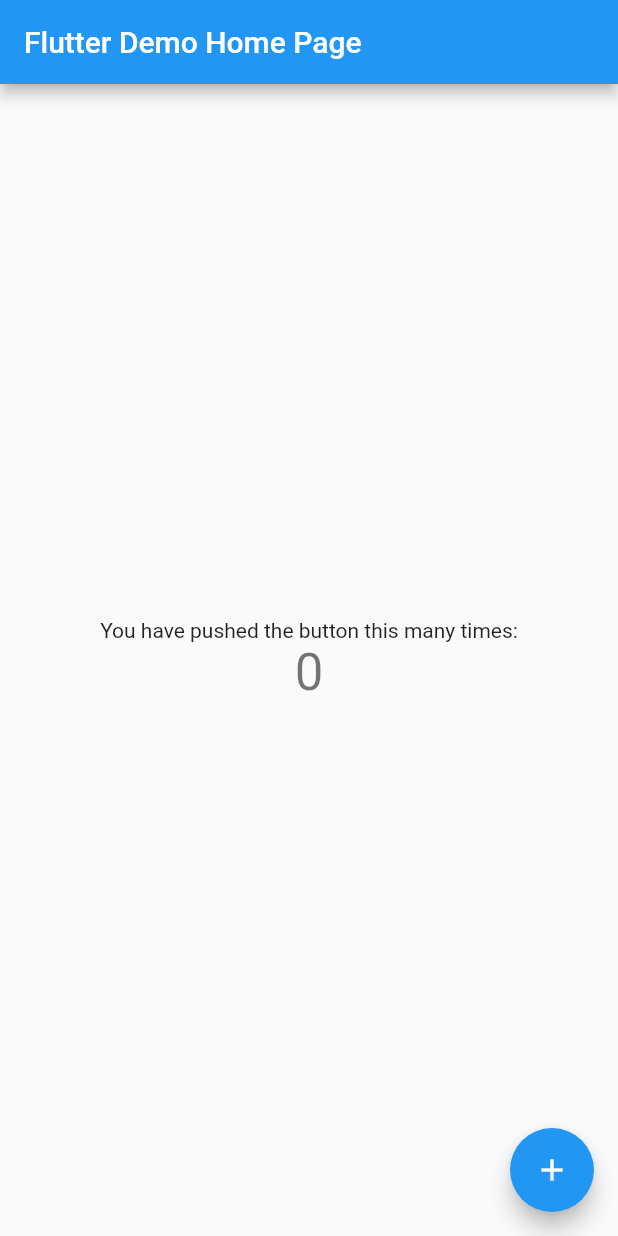
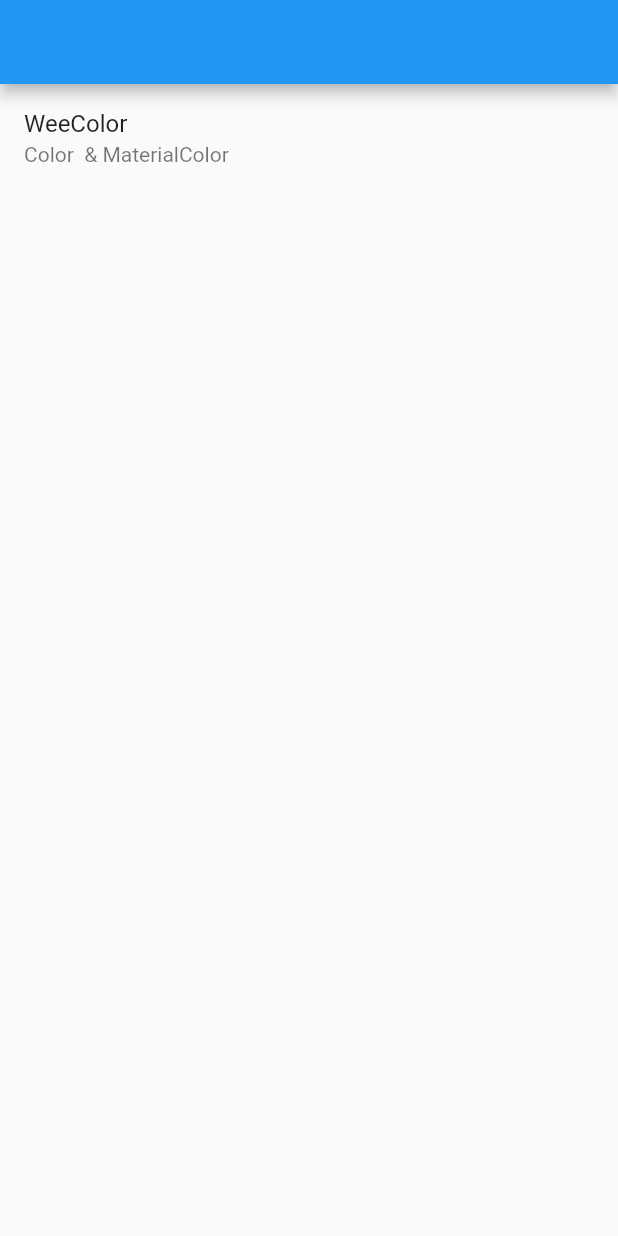
Before and after one commit to hengkysteen/wee_kit, a Flutter app: the screen it shows after launch, on a phone screen of 412 x 824 dp. Run offline on Flutter 3.47's test engine with Material 2 defaults, Android fonts, the phone set to English and light mode, and no system bars.

Commit message:
WeeColor example

```diff
--- a/example/lib/main.dart
+++ b/example/lib/main.dart
@@ -1,4 +1,6 @@
 import 'package:flutter/material.dart';
+
+import 'pages/home.dart';
 
 void main() {
   runApp(const MyApp());
@@ -7,109 +9,14 @@
 class MyApp extends StatelessWidget {
   const MyApp({Key? key}) : super(key: key);
 
-  // This widget is the root of your application.
   @override
   Widget build(BuildContext context) {
     return MaterialApp(
       title: 'Flutter Demo',
       theme: ThemeData(
-        // This is the theme of your application.
-        //
-        // Try running your application with "flutter run". You'll see the
-        // application has a blue toolbar. Then, without quitting the app, try
-        // changing the primarySwatch below to Colors.green and then invoke
-        // "hot reload" (press "r" in the console where you ran "flutter run",
-        // or simply save your changes to "hot reload" in a Flutter IDE).
-        // Notice that the counter didn't reset back to zero; the application
-        // is not restarted.
         primarySwatch: Colors.blue,
       ),
-      home: const MyHomePage(title: 'Flutter Demo Home Page'),
+      home: const HomePage(),
     );
   }
 }
-
-class MyHomePage extends StatefulWidget {
-  const MyHomePage({Key? key, required this.title}) : super(key: key);
-
-  // This widget is the home page of your application. It is stateful, meaning
-  // that it has a State object (defined below) that contains fields that affect
-  // how it looks.
-
-  // This class is the configuration for the state. It holds the values (in this
-  // case the title) provided by the parent (in this case the App widget) and
-  // used by the build method of the State. Fields in a Widget subclass are
-  // always marked "final".
-
-  final String title;
-
-  @override
-  State<MyHomePage> createState() => _MyHomePageState();
-}
-
-class _MyHomePageState extends State<MyHomePage> {
-  int _counter = 0;
-
-  void _incrementCounter() {
-    setState(() {
-      // This call to setState tells the Flutter framework that something has
-      // changed in this State, which causes it to rerun the build method below
-      // so that the display can reflect the updated values. If we changed
-      // _counter without calling setState(), then the build method would not be
-      // called again, and so nothing would appear to happen.
-      _counter++;
-    });
-  }
-
-  @override
-  Widget build(BuildContext context) {
-    // This method is rerun every time setState is called, for instance as done
-    // by the _incrementCounter method above.
-    //
-    // The Flutter framework has been optimized to make rerunning build methods
-    // fast, so that you can just rebuild anything that needs updating rather
-    // than having to individually change instances of widgets.
-    return Scaffold(
-      appBar: AppBar(
-        // Here we take the value from the MyHomePage object that was created by
-        // the App.build method, and use it to set our appbar title.
-        title: Text(widget.title),
-      ),
-      body: Center(
-        // Center is a layout widget. It takes a single child and positions it
-        // in the middle of the parent.
-        child: Column(
-          // Column is also a layout widget. It takes a list of children and
-          // arranges them vertically. By default, it sizes itself to fit its
-          // children horizontally, and tries to be as tall as its parent.
-          //
-          // Invoke "debug painting" (press "p" in the console, choose the
-          // "Toggle Debug Paint" action from the Flutter Inspector in Android
-          // Studio, or the "Toggle Debug Paint" command in Visual Studio Code)
-          // to see the wireframe for each widget.
-          //
-          // Column has various properties to control how it sizes itself and
-          // how it positions its children. Here we use mainAxisAlignment to
-          // center the children vertically; the main axis here is the vertical
-          // axis because Columns are vertical (the cross axis would be
-          // horizontal).
-          mainAxisAlignment: MainAxisAlignment.center,
-          children: <Widget>[
-            const Text(
-              'You have pushed the button this many times:',
-            ),
-            Text(
-              '$_counter',
-              style: Theme.of(context).textTheme.headline4,
-            ),
-          ],
-        ),
-      ),
-      floatingActionButton: FloatingActionButton(
-        onPressed: _incrementCounter,
-        tooltip: 'Increment',
-        child: const Icon(Icons.add),
-      ), // This trailing comma makes auto-formatting nicer for build methods.
-    );
-  }
-}
--- /dev/null
+++ b/example/lib/pages/home.dart
@@ -0,0 +1,23 @@
+import 'package:example/pages/color.dart';
+import 'package:flutter/material.dart';
+import 'package:wee_kit/wee_kit.dart';
+
+class HomePage extends StatelessWidget {
+  const HomePage({Key? key}) : super(key: key);
+
+  @override
+  Widget build(BuildContext context) {
+    return Scaffold(
+      appBar: AppBar(),
+      body: ListView(
+        children: [
+          ListTile(
+            title: const Text("WeeColor"),
+            subtitle: const Text("Color  & MaterialColor"),
+            onTap: () => WeeNavigate.to(context, const ColorPage()),
+          )
+        ],
+      ),
+    );
+  }
+}
--- a/lib/wee_kit.dart
+++ b/lib/wee_kit.dart
@@ -3,5 +3,4 @@
 export 'loadmore.dart';
 export 'divider_centered_text.dart';
 export 'color.dart';
-export 'material_color.dart';
 export 'global.dart';
```
Also changed, not shown: example/lib/pages/color.dart (added, +76 -0 lines), lib/material_color.dart (deleted, +0 -23 lines).
